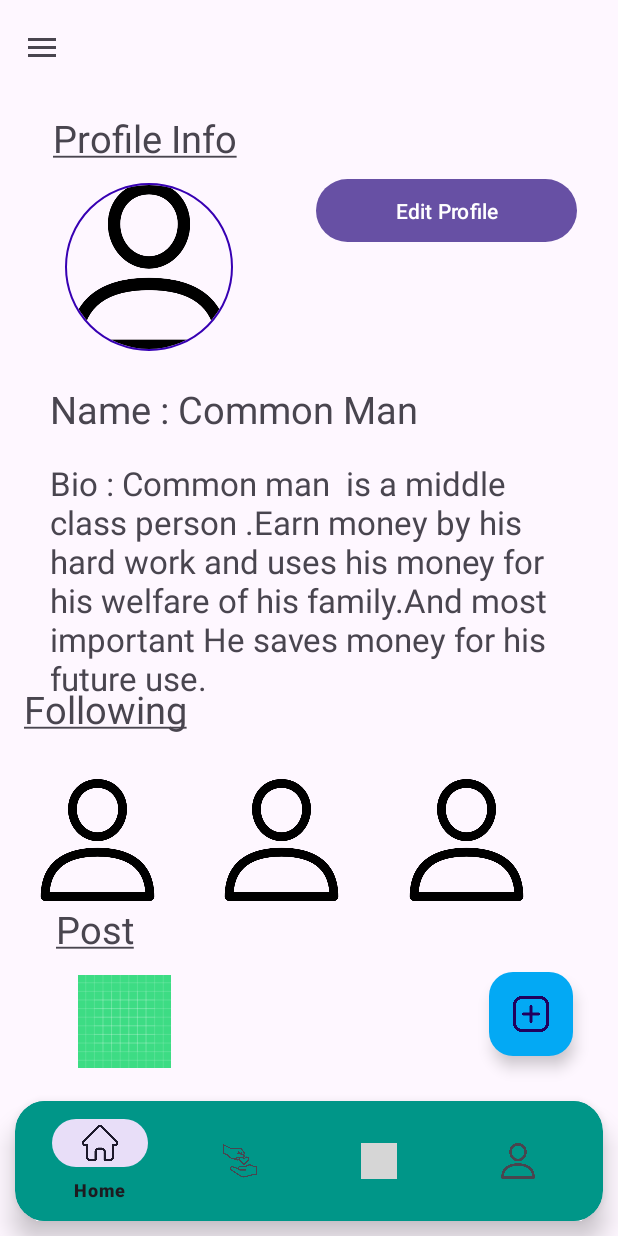
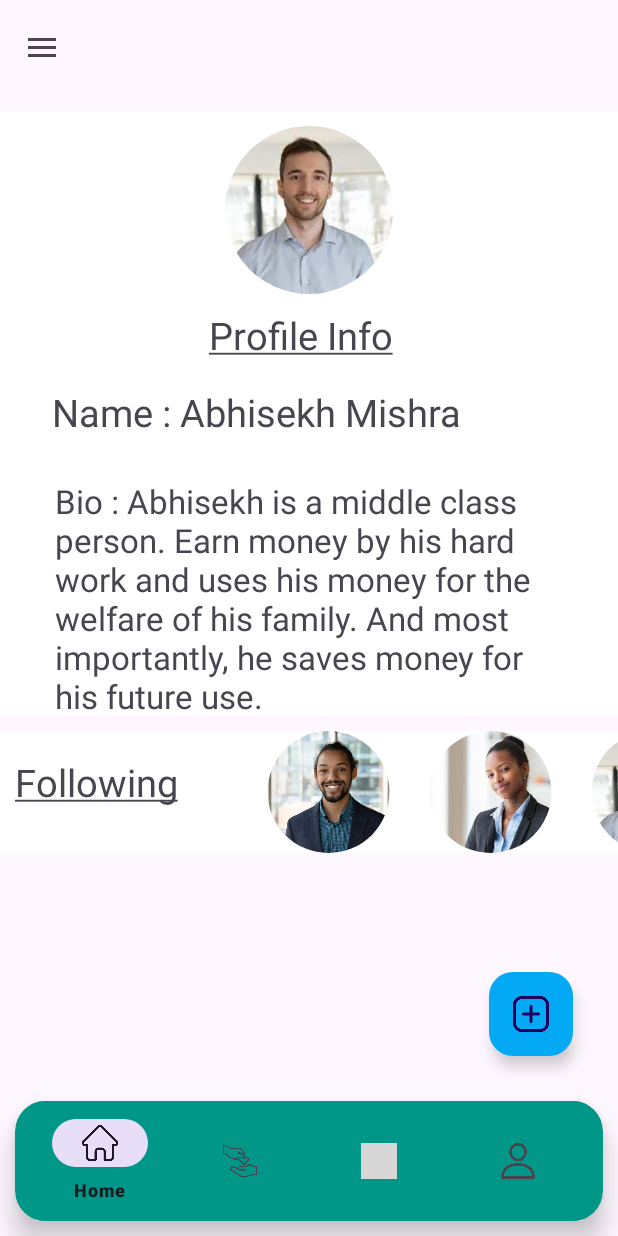
Before and after one commit to AnikAdhikari7/OneHeart, an Android app: the fragment ProfileNavFragment placed in its activity, on a phone screen of 412 x 824 dp. Run offline under Robolectric (Android 15) with nearby library versions, the phone set to English and light mode, and no system bars; our stand-ins replace CircleImageView; grey boxes are pictures that could not be loaded.

Commit message:
profile modified

```diff
--- a/app/src/main/res/layout/fragment_profile_nav.xml
+++ b/app/src/main/res/layout/fragment_profile_nav.xml
@@ -1,190 +1,111 @@
 <?xml version="1.0" encoding="utf-8"?>
-<androidx.constraintlayout.widget.ConstraintLayout xmlns:android="http://schemas.android.com/apk/res/android"
-    xmlns:app="http://schemas.android.com/apk/res-auto"
+<LinearLayout xmlns:android="http://schemas.android.com/apk/res/android"
     xmlns:tools="http://schemas.android.com/tools"
     android:layout_width="match_parent"
     android:layout_height="match_parent"
+    android:orientation="vertical"
     tools:context=".screens.ProfileNavFragment">
 
-
-    <androidx.constraintlayout.widget.ConstraintLayout
-        android:id="@+id/constraintLayout"
+    <LinearLayout
+        android:id="@+id/linearLayout"
         android:layout_width="415dp"
         android:layout_height="403dp"
-        app:layout_constraintBottom_toBottomOf="parent"
-        app:layout_constraintEnd_toEndOf="parent"
-        app:layout_constraintStart_toStartOf="parent"
-        app:layout_constraintTop_toTopOf="parent"
-        app:layout_constraintVertical_bias="0.006">
+        android:layout_gravity="center"
+        android:layout_marginTop="10dp"
+        android:background="@color/white"
+        android:orientation="vertical">
 
         <de.hdodenhof.circleimageview.CircleImageView
             android:id="@+id/ivThumbnail"
             android:layout_width="113dp"
             android:layout_height="112dp"
-            android:layout_margin="10dp"
-            android:src="@drawable/profile"
-            app:civ_border_color="@color/design_default_color_primary_variant"
-            app:civ_border_width="1dp"
-            app:layout_constraintBottom_toBottomOf="parent"
-            app:layout_constraintEnd_toEndOf="parent"
-            app:layout_constraintHorizontal_bias="0.119"
-            app:layout_constraintStart_toStartOf="parent"
-            app:layout_constraintTop_toTopOf="parent"
-            app:layout_constraintVertical_bias="0.171" />
+            android:layout_gravity="center_horizontal"
+            android:layout_marginTop="10dp"
+            android:src="@drawable/dp"
+             />
 
         <TextView
             android:id="@+id/textView4"
             android:layout_width="133dp"
             android:layout_height="41dp"
-            android:layout_weight="1"
+            android:layout_gravity="center_horizontal"
+            android:layout_marginTop="10dp"
             android:text="@string/profile"
-            android:textSize="25dp"
-            app:layout_constraintBottom_toBottomOf="parent"
-            app:layout_constraintEnd_toEndOf="parent"
-            app:layout_constraintHorizontal_bias="0.128"
-            app:layout_constraintStart_toStartOf="parent"
-            app:layout_constraintTop_toTopOf="parent"
-            app:layout_constraintVertical_bias="0.025" />
+            android:textSize="25dp" />
 
         <TextView
             android:id="@+id/textView5"
             android:layout_width="343dp"
             android:layout_height="52dp"
-            android:text="Name : Common Man"
-            android:textSize="25dp"
-            app:layout_constraintBottom_toBottomOf="parent"
-            app:layout_constraintEnd_toEndOf="parent"
-            app:layout_constraintHorizontal_bias="0.472"
-            app:layout_constraintStart_toStartOf="parent"
-            app:layout_constraintTop_toTopOf="parent"
-            app:layout_constraintVertical_bias="0.541" />
+            android:layout_gravity="center_horizontal"
+            android:layout_marginTop="10dp"
+            android:text="Name : Abhisekh Mishra"
+            android:textSize="25dp" />
 
         <TextView
             android:id="@+id/textView6"
             android:layout_width="339dp"
             android:layout_height="161dp"
+            android:layout_gravity="center_horizontal"
+            android:layout_marginTop="10dp"
             android:autoSizeTextType="uniform"
             android:autoSizeMaxTextSize="25dp"
             android:autoSizeMinTextSize="20dp"
-            android:text="Bio : Common man  is a middle class person .Earn money by his hard work and uses his money for his welfare of his family.And most important He saves money for his future use."
-            android:textSize="22dp"
-            app:layout_constraintBottom_toBottomOf="parent"
-            app:layout_constraintEnd_toEndOf="parent"
-            app:layout_constraintHorizontal_bias="0.447"
-            app:layout_constraintStart_toStartOf="parent"
-            app:layout_constraintTop_toTopOf="parent"
-            app:layout_constraintVertical_bias="1.0" />
+            android:text="Bio : Abhisekh is a middle class person. Earn money by his hard work and uses his money for the welfare of his family. And most importantly, he saves money for his future use."
+            android:textSize="22dp" />
 
         <Button
             android:id="@+id/button"
             android:layout_width="174dp"
             android:layout_height="50dp"
-            android:text="Edit Profile"
-            app:layout_constraintBottom_toBottomOf="@+id/textView6"
-            app:layout_constraintEnd_toEndOf="parent"
-            app:layout_constraintHorizontal_bias="0.875"
-            app:layout_constraintStart_toStartOf="parent"
-            app:layout_constraintTop_toTopOf="parent"
-            app:layout_constraintVertical_bias="0.141" />
-    </androidx.constraintlayout.widget.ConstraintLayout>
+            android:layout_gravity="center_horizontal"
+            android:layout_marginTop="10dp"
+            android:text="Edit Profile" />
+    </LinearLayout>
 
-
-        <androidx.constraintlayout.widget.ConstraintLayout
-            android:id="@+id/constraintLayout2"
+    <LinearLayout
+        android:id="@+id/linearLayout2"
         android:layout_width="412dp"
-            android:layout_height="195dp"
-            app:layout_constraintBottom_toBottomOf="parent"
-            app:layout_constraintEnd_toEndOf="parent"
-            app:layout_constraintHorizontal_bias="0.0"
-            app:layout_constraintStart_toStartOf="parent"
-            app:layout_constraintTop_toTopOf="parent"
-            app:layout_constraintVertical_bias="0.753">
+        android:layout_height="wrap_content"
+        android:layout_gravity="center"
+        android:layout_marginTop="10dp"
+        android:background="@color/white"
+        android:orientation="horizontal">
 
         <TextView
             android:id="@+id/textView7"
             android:layout_width="150dp"
             android:layout_height="48dp"
+            android:layout_gravity="center_vertical"
+            android:layout_marginStart="10dp"
             android:text="@string/Follow"
-                android:textSize="25dp"
-                app:layout_constraintBottom_toBottomOf="parent"
-                app:layout_constraintEnd_toEndOf="parent"
-                app:layout_constraintHorizontal_bias="0.061"
-                app:layout_constraintStart_toStartOf="parent"
-                app:layout_constraintTop_toTopOf="parent"
-                app:layout_constraintVertical_bias="0.231" />
+            android:textSize="25dp" />
 
-            <ImageView
+        <de.hdodenhof.circleimageview.CircleImageView
             android:id="@+id/imageView"
             android:layout_width="98dp"
             android:layout_height="81dp"
-                android:src="@drawable/profile"
-                app:layout_constraintBottom_toBottomOf="parent"
-                app:layout_constraintEnd_toEndOf="parent"
-                app:layout_constraintHorizontal_bias="0.05"
-                app:layout_constraintStart_toStartOf="parent"
-                app:layout_constraintTop_toTopOf="parent"
-                app:layout_constraintVertical_bias="0.859" />
+            android:layout_gravity="center_vertical"
+            android:layout_marginStart="10dp"
+            android:src="@drawable/f1" />
 
-            <ImageView
+        <de.hdodenhof.circleimageview.CircleImageView
             android:id="@+id/imageView2"
             android:layout_width="98dp"
             android:layout_height="81dp"
-                android:src="@drawable/profile"
-                app:layout_constraintBottom_toBottomOf="parent"
-                app:layout_constraintEnd_toEndOf="parent"
-                app:layout_constraintHorizontal_bias="0.442"
-                app:layout_constraintStart_toStartOf="parent"
-                app:layout_constraintTop_toTopOf="parent"
-                app:layout_constraintVertical_bias="0.859" />
+            android:layout_gravity="center_vertical"
+            android:layout_marginStart="10dp"
+            android:src="@drawable/f2" />
 
-            <ImageView
+        <de.hdodenhof.circleimageview.CircleImageView
             android:id="@+id/imageView3"
             android:layout_width="98dp"
             android:layout_height="81dp"
-                android:src="@drawable/profile"
-                app:layout_constraintBottom_toBottomOf="parent"
-                app:layout_constraintEnd_toEndOf="parent"
-                app:layout_constraintHorizontal_bias="0.834"
-                app:layout_constraintStart_toStartOf="parent"
-                app:layout_constraintTop_toTopOf="parent"
-                app:layout_constraintVertical_bias="0.859" />
-        </androidx.constraintlayout.widget.ConstraintLayout>
+            android:layout_gravity="center_vertical"
+            android:layout_marginStart="10dp"
+            android:src="@drawable/dp" />
+    </LinearLayout>
 
-    <androidx.constraintlayout.widget.ConstraintLayout
-        android:id="@+id/constraintLayout3"
-        android:layout_width="408dp"
-        android:layout_height="132dp"
-        app:layout_constraintBottom_toBottomOf="parent"
-        app:layout_constraintEnd_toEndOf="parent"
-        app:layout_constraintHorizontal_bias="0.666"
-        app:layout_constraintStart_toStartOf="parent"
-        app:layout_constraintTop_toTopOf="parent"
-        app:layout_constraintVertical_bias="1.0">
 
-        <TextView
-            android:id="@+id/textView8"
-            android:layout_width="150dp"
-            android:layout_height="48dp"
-            android:text="@string/Post"
-            android:textSize="25dp"
-            app:layout_constraintBottom_toBottomOf="parent"
-            app:layout_constraintEnd_toEndOf="parent"
-            app:layout_constraintHorizontal_bias="0.135"
-            app:layout_constraintStart_toStartOf="parent"
-            app:layout_constraintTop_toTopOf="parent"
-            app:layout_constraintVertical_bias="0.0" />
 
-        <ImageView
-            android:id="@+id/imageView4"
-            android:layout_width="91dp"
-            android:layout_height="62dp"
-            android:src="@drawable/ic_launcher_background"
-            app:layout_constraintBottom_toBottomOf="parent"
-            app:layout_constraintEnd_toEndOf="parent"
-            app:layout_constraintHorizontal_bias="0.11"
-            app:layout_constraintStart_toStartOf="parent"
-            app:layout_constraintTop_toTopOf="parent"
-            app:layout_constraintVertical_bias="0.685" />
-    </androidx.constraintlayout.widget.ConstraintLayout>
-
-</androidx.constraintlayout.widget.ConstraintLayout>
+</LinearLayout>
```
Also changed, not shown: app/src/main/res/drawable/dp.jpg (added), app/src/main/res/drawable/f1.jpg (added), app/src/main/res/drawable/f2.jpg (added). Lines whose indentation alone changed are shown as unchanged.
